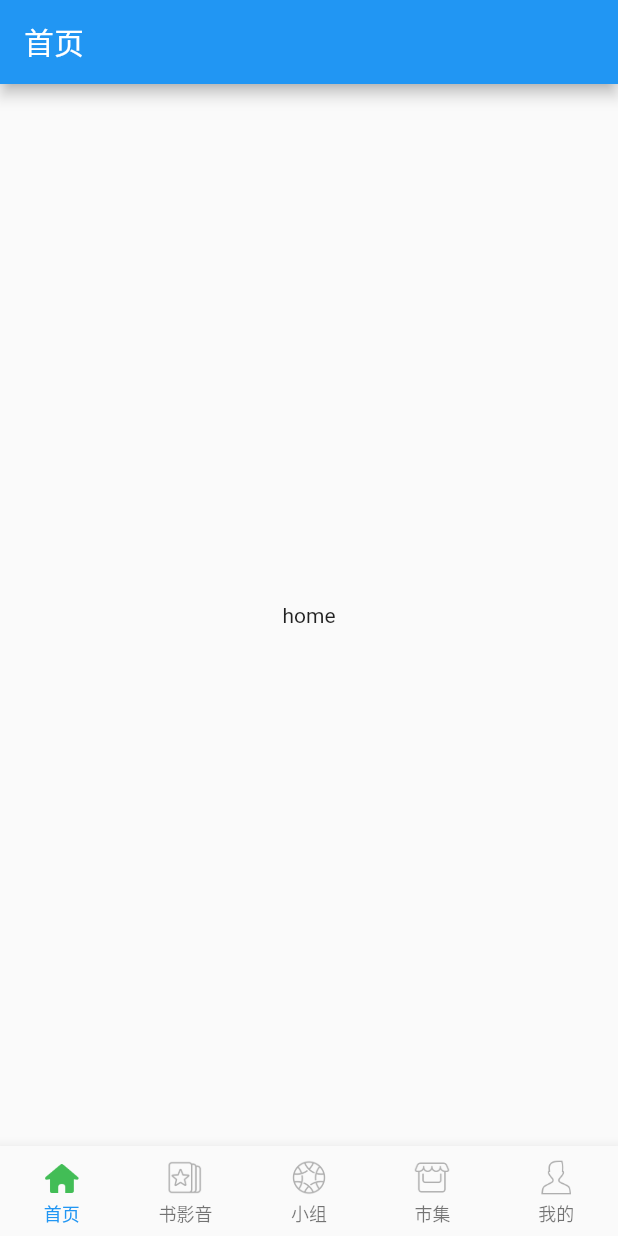
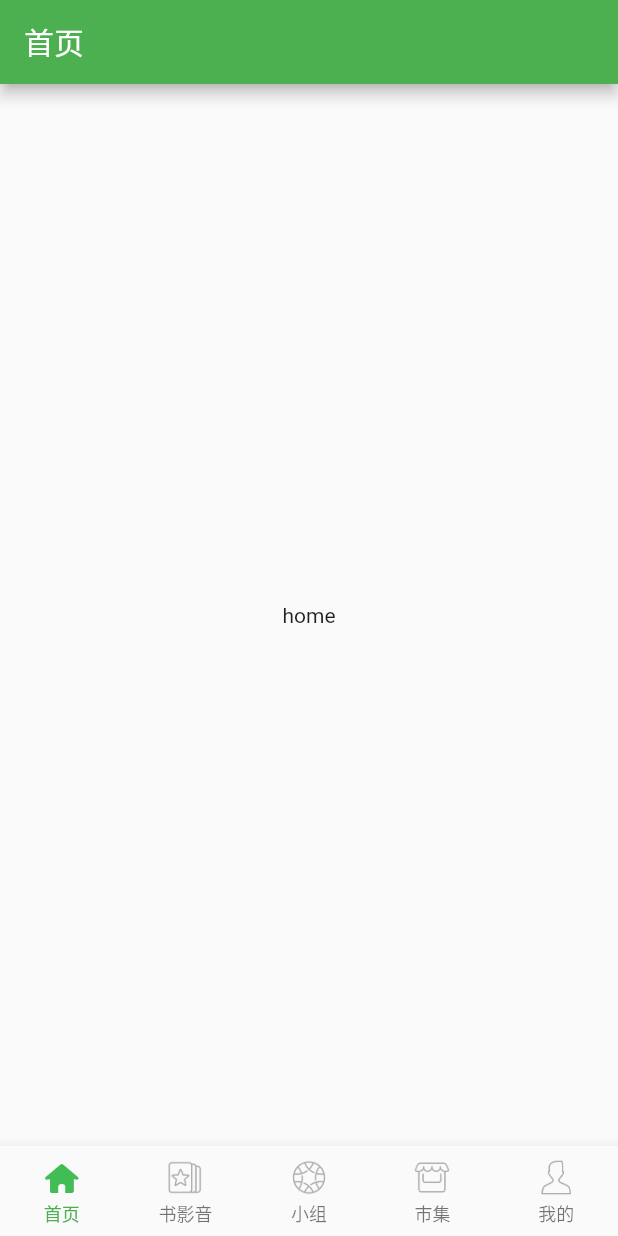
Before and after one commit to Daung/flutter_douban, a Flutter app: the screen it shows after launch, on a phone screen of 412 x 824 dp. Run offline on Flutter 3.47's test engine with Material 2 defaults, Android fonts, the phone set to English and light mode, and no system bars.

Commit message:
主题里面 去掉默认的水波纹效果

```diff
--- a/lib/main.dart
+++ b/lib/main.dart
@@ -1,8 +1,5 @@
 import 'package:flutter/material.dart';
 import 'package:flutter_douban/pages/main/main_home.dart';
-import 'package:flutter_douban/widgets/rating_widget.dart';
-
-import 'widgets/dash_line_widget.dart';
 
 void main() {
   runApp(MyApp());
@@ -15,7 +12,9 @@ class MyApp extends StatelessWidget {
       title: 'Flutter Demo',
       debugShowCheckedModeBanner: false,
       theme: ThemeData(
-        primarySwatch: Colors.blue,
+        primarySwatch: Colors.green,
+        //去掉默认的水波纹效果
+        highlightColor: Colors.transparent
       ),
       home: MainHomePage(),
     );
```
